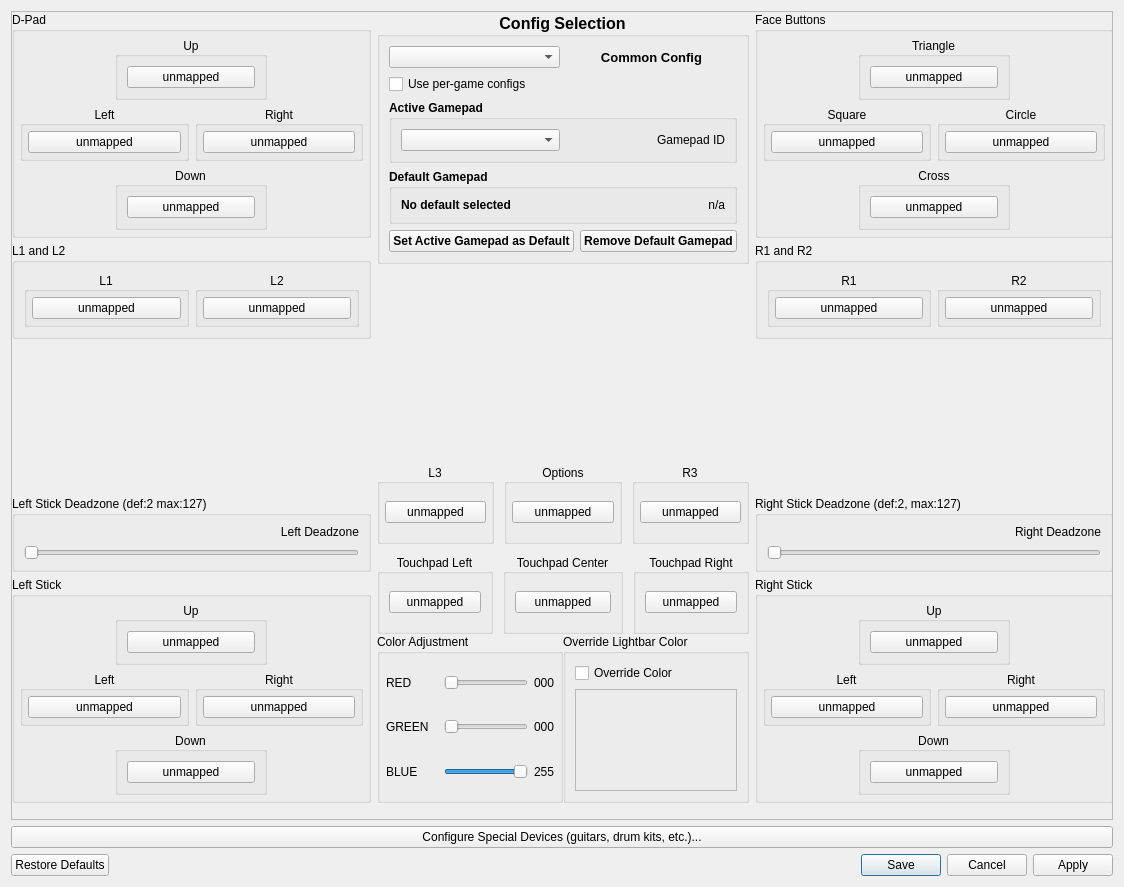
Qt form src/qt_gui/control_settings.ui (LlysiX/shadPS4) before a commit.
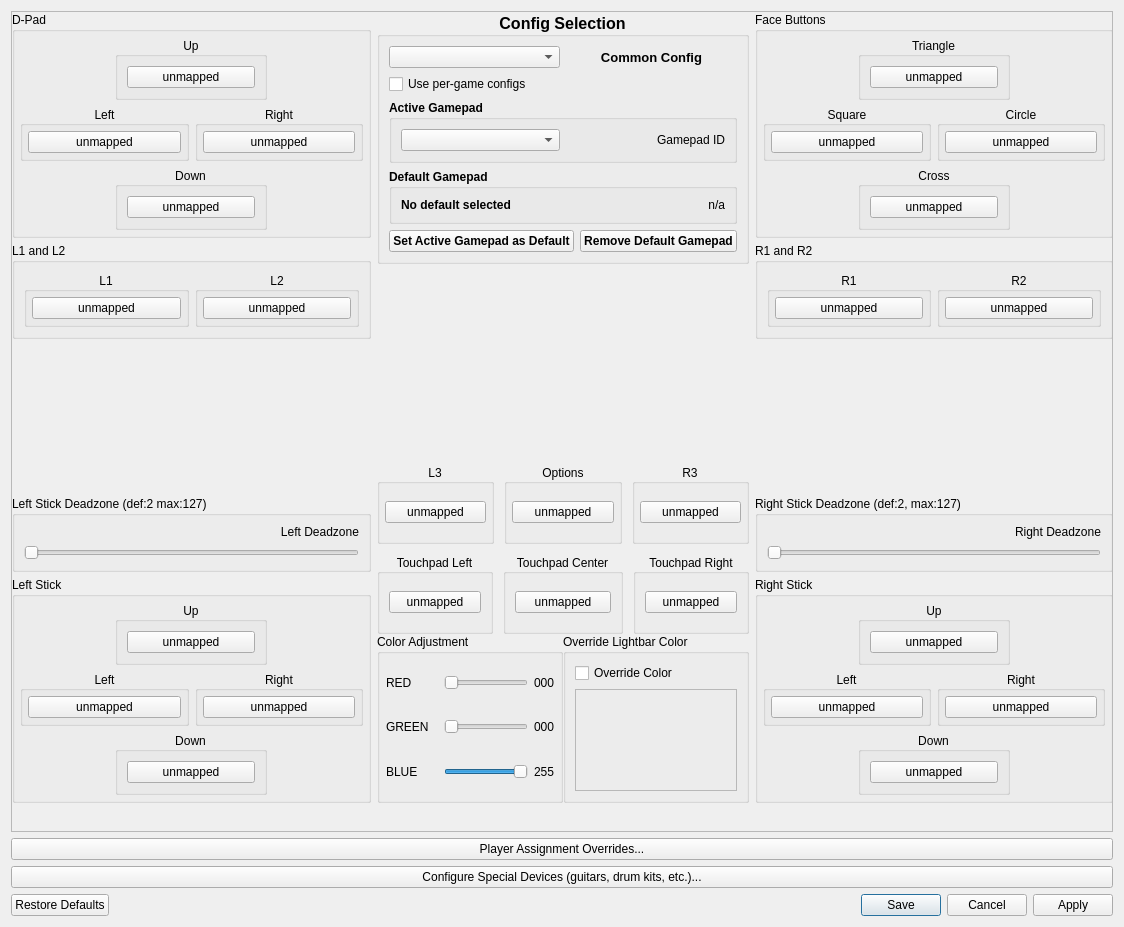
The same form after that commit. Icons and pictures are not drawn.

Commit message: input + qt: per-player assignment fixes from live testing

```diff
--- a/src/qt_gui/control_settings.ui
+++ b/src/qt_gui/control_settings.ui
@@ -12,7 +12,7 @@
     <x>0</x>
     <y>0</y>
     <width>1124</width>
-    <height>887</height>
+    <height>927</height>
    </rect>
   </property>
   <property name="windowTitle">
@@ -1797,6 +1797,12 @@
      </widget>
     </widget>
    </item>
+   <item>
+    <widget class="QPushButton" name="playerAssignmentBtn">
+     <property name="text"><string>Player Assignment Overrides...</string></property>
+     <property name="toolTip"><string>Pin specific gamepads, keyboard, RB instruments, or MIDI inputs to particular PS4 player slots instead of relying on plug-in order. Multiple devices on the same slot merge their inputs (keyboard + gamepad coop, etc.).</string></property>
+    </widget>
+   </item>
    <item>
     <widget class="QPushButton" name="openSpecialDevicesBtn">
      <property name="text"><string>Configure Special Devices (guitars, drum kits, etc.)...</string></property>
```
The commit also changes 12 other files.
